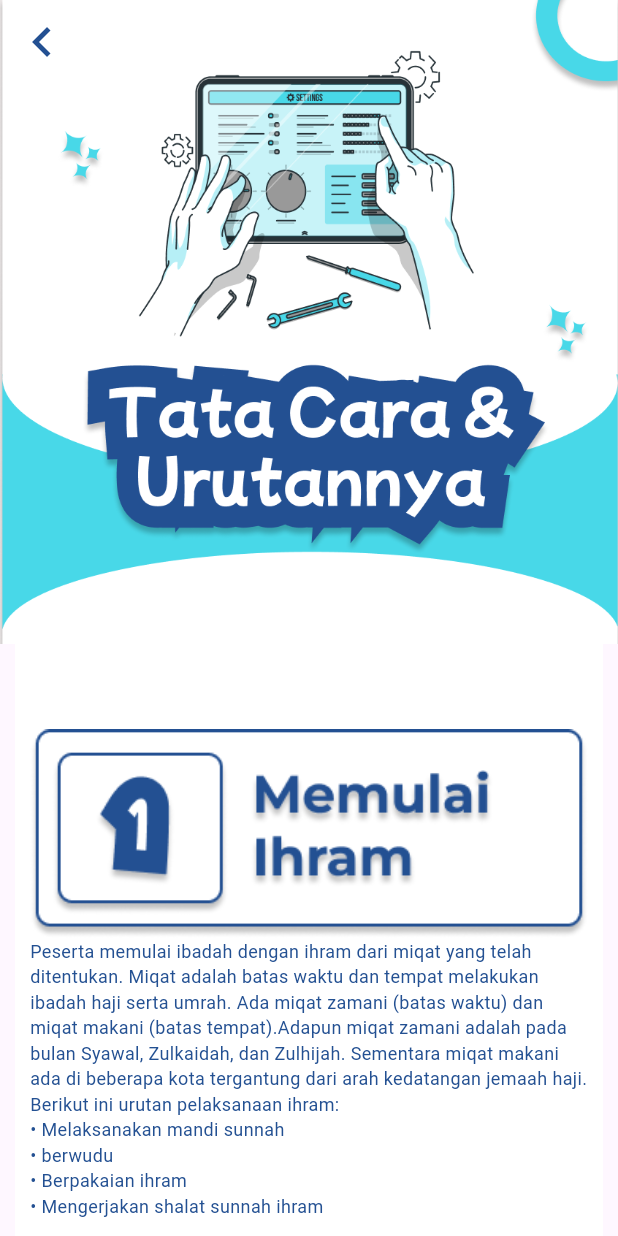
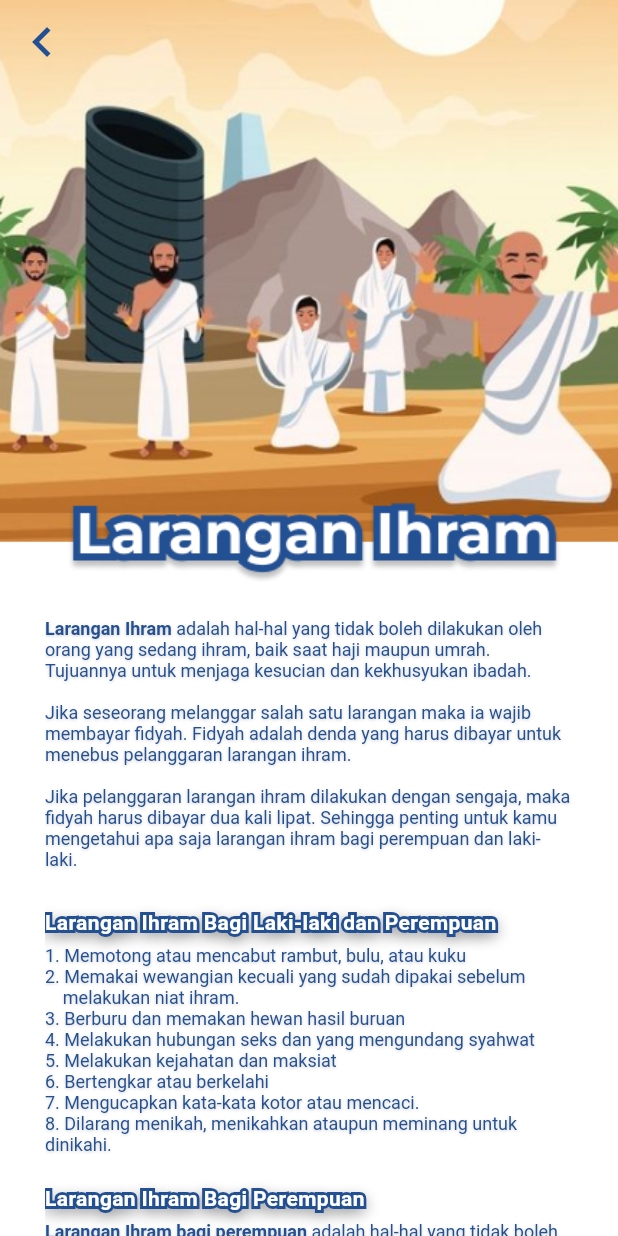
Before and after one commit to Dony-Ahmad-Hisyam/hajiCollabs, a Flutter app: the screen it shows after launch, on a phone screen of 412 x 824 dp. Run offline on Flutter 3.47's test engine with Material 3 defaults, Android fonts, the phone set to English and light mode, and no system bars; Roboto replaces fonts that are missing (Mochiy Pop One).

Commit message:
add laranganihram

```diff
--- a/lib/main.dart
+++ b/lib/main.dart
@@ -1,4 +1,5 @@
 import 'package:flutter/material.dart';
+import 'package:haji/widget/laranganIhramIDN.dart';
 import 'package:haji/widget/tataCaraIDN.dart';
 
 void main() {
@@ -17,7 +18,7 @@ class MyApp extends StatelessWidget {
         colorScheme: ColorScheme.fromSeed(seedColor: Colors.deepPurple),
         useMaterial3: true,
       ),
-      home: const TataCaraIDNPage(),
+      home: const laranganIhramPage(),
     );
   }
 }
--- /dev/null
+++ b/lib/widget/laranganIhramIDN.dart
@@ -0,0 +1,356 @@
+import 'package:flutter/material.dart';
+
+class laranganIhramPage extends StatefulWidget {
+  const laranganIhramPage({Key? key}) : super(key: key);
+
+  @override
+  State<laranganIhramPage> createState() => _laranganIhramPageState();
+}
+
+class _laranganIhramPageState extends State<laranganIhramPage> {
+  @override
+  Widget build(BuildContext context) {
+    return Scaffold(
+      extendBodyBehindAppBar: true,
+      appBar: AppBar(
+        backgroundColor: Colors.transparent,
+        elevation: 0,
+        leading: IconButton(
+          icon: Icon(
+            Icons.chevron_left,
+            size: 40,
+            color: Color(0xFF235092),
+          ),
+          onPressed: () {
+            Navigator.of(context).pop();
+          },
+        ),
+      ),
+      body: Container(
+        color: Colors.white, // Set the background color to white
+        child: Stack(
+          children: [
+            Positioned.fill(
+              child: Image.asset(
+                'images/Larangan Ihram.png',
+                alignment: Alignment.topCenter,
+              ),
+            ),
+            // Kotak isi deskripsi
+            Positioned.fill(
+              top: MediaQuery.of(context).size.height * 0.5,
+              child: Padding(
+                padding: EdgeInsets.symmetric(horizontal: 30),
+                child: Container(
+                  decoration: BoxDecoration(
+                    // Menambahkan dekorasi latar belakang
+                    color: Colors.white,
+                  ),
+                  child: SingleChildScrollView(
+                    child: Column(
+                      crossAxisAlignment: CrossAxisAlignment.start,
+                      mainAxisAlignment: MainAxisAlignment.end,
+                      children: [
+                        // RichText dengan konten deskripsi
+                        RichText(
+                          text: TextSpan(
+                            style: TextStyle(
+                              fontFamily: 'MontserratRomanBold',
+                              color: Color(0xFF235092),
+                              fontSize: 12, // Mengatur ukuran teks secara umum
+                              shadows: [
+                                Shadow(
+                                  blurRadius: 2,
+                                  color: Colors.black.withOpacity(0.2),
+                                  offset: Offset(0, 1),
+                                ),
+                              ],
+                            ),
+                            children: [
+                              TextSpan(
+                                text:
+                                    'Larangan Ihram', // Teks pertama yang akan dibuat tebal
+                                style: TextStyle(
+                                  fontWeight: FontWeight
+                                      .bold, // Membuat teks pertama menjadi tebal
+                                ),
+                              ),
+                              TextSpan(
+                                text:
+                                    ' adalah hal-hal yang tidak boleh dilakukan oleh orang yang sedang ihram, baik saat haji maupun umrah. Tujuannya untuk menjaga kesucian dan kekhusyukan ibadah.\n\nJika seseorang melanggar salah satu larangan maka ia wajib membayar fidyah. Fidyah adalah denda yang harus dibayar untuk menebus pelanggaran larangan ihram.\n\nJika pelanggaran larangan ihram dilakukan dengan sengaja, maka fidyah harus dibayar dua kali lipat. Sehingga penting untuk kamu mengetahui apa saja larangan ihram bagi perempuan dan laki-laki.',
+                              ),
+                            ],
+                          ),
+                        ),
+                        SizedBox(
+                            height:
+                                25), // Memberikan jarak antara RichText dan Stack
+                        // Stack untuk menampilkan teks dengan stroke dan teks utama
+                        Stack(
+                          children: [
+                            // Teks dengan stroke
+                            Container(
+                              child: Text(
+                                'Larangan Ihram Bagi Laki-laki dan Perempuan',
+                                maxLines: null,
+                                overflow: TextOverflow.ellipsis,
+                                textAlign: TextAlign.center,
+                                style: TextStyle(
+                                  fontSize: 14,
+                                  fontWeight: FontWeight.bold,
+                                  fontFamily: 'Mochiy Pop One',
+                                  foreground: Paint()
+                                    ..style = PaintingStyle.stroke
+                                    ..color = Color(0xFF235092)
+                                    ..strokeWidth = 4,
+                                  shadows: [
+                                    Shadow(
+                                      blurRadius: 12,
+                                      color: Colors.black.withOpacity(1.0),
+                                      offset: Offset(0, 3),
+                                    ),
+                                  ],
+                                ),
+                              ),
+                            ),
+                            // Teks utama (berwarna hitam)
+                            Container(
+                              child: Text(
+                                'Larangan Ihram Bagi Laki-laki dan Perempuan',
+                                maxLines: null,
+                                overflow: TextOverflow.ellipsis,
+                                textAlign: TextAlign.center,
+                                style: TextStyle(
+                                  fontSize: 14,
+                                  fontWeight: FontWeight.bold,
+                                  fontFamily: 'Mochiy Pop One',
+                                  color: Colors.white,
+                                ),
+                              ),
+                            ),
+                          ],
+                        ),
+                        SizedBox(height: 5),
+                        RichText(
+                          text: TextSpan(
+                            style: TextStyle(
+                              fontFamily: 'MontserratRomanBold',
+                              color: Color(0xFF235092),
+                              fontSize: 12, // Mengatur ukuran teks secara umum
+                              shadows: [
+                                Shadow(
+                                  blurRadius: 2,
+                                  color: Colors.black.withOpacity(0.2),
+                                  offset: Offset(0, 1),
+                                ),
+                              ],
+                            ),
+                            children: [
+                              TextSpan(
+                                text:
+                                    '1. Memotong atau mencabut rambut, bulu, atau kuku\n',
+                              ),
+                              TextSpan(
+                                text:
+                                    '2. Memakai wewangian kecuali yang sudah dipakai sebelum\n    melakukan niat ihram.\n',
+                              ),
+                              TextSpan(
+                                text:
+                                    '3. Berburu dan memakan hewan hasil buruan\n',
+                              ),
+                              TextSpan(
+                                text:
+                                    '4. Melakukan hubungan seks dan yang mengundang syahwat\n',
+                              ),
+                              TextSpan(
+                                text: '5. Melakukan kejahatan dan maksiat\n',
+                              ),
+                              TextSpan(
+                                text: '6. Bertengkar atau berkelahi\n',
+                              ),
+                              TextSpan(
+                                text:
+                                    '7. Mengucapkan kata-kata kotor atau mencaci.\n',
+                              ),
+                              TextSpan(
+                                text:
+                                    '8. Dilarang menikah, menikahkan ataupun meminang untuk dinikahi.\n',
+                              ),
+                            ],
+                          ),
+                        ),
+                        // Memberikan jarak antara RichText dan Stack
+                        SizedBox(height: 5),
+                        // Stack untuk menampilkan teks dengan stroke dan teks utama
+                        Stack(
+                          children: [
+                            // Teks dengan stroke
+                            Container(
+                              child: Text(
+                                'Larangan Ihram Bagi Perempuan',
+                                maxLines: null,
+                                overflow: TextOverflow.ellipsis,
+                                textAlign: TextAlign.center,
+                                style: TextStyle(
+                                  fontSize: 14,
+                                  fontWeight: FontWeight.bold,
+                                  fontFamily: 'Mochiy Pop One',
+                                  foreground: Paint()
+                                    ..style = PaintingStyle.stroke
+                                    ..color = Color(0xFF235092)
+                                    ..strokeWidth = 4,
+                                  shadows: [
+                                    Shadow(
+                                      blurRadius: 12,
+                                      color: Colors.black.withOpacity(1.0),
+                                      offset: Offset(0, 3),
+                                    ),
+                                  ],
+                                ),
+                              ),
+                            ),
+                            // Teks utama (berwarna hitam)
+                            Container(
+                              child: Text(
+                                'Larangan Ihram Bagi Perempuan',
+                                maxLines: null,
+                                overflow: TextOverflow.ellipsis,
+                                textAlign: TextAlign.center,
+                                style: TextStyle(
+                                  fontSize: 14,
+                                  fontWeight: FontWeight.bold,
+                                  fontFamily: 'Mochiy Pop One',
+                                  color: Colors.white,
+                                ),
+                              ),
+                            ),
+                          ],
+                        ),
+                        SizedBox(height: 5),
+                        RichText(
+                          text: TextSpan(
+                            style: TextStyle(
+                              fontFamily: 'MontserratRomanBold',
+                              color: Color(0xFF235092),
+                              fontSize: 12, // Mengatur ukuran teks secara umum
+                              shadows: [
+                                Shadow(
+                                  blurRadius: 2,
+                                  color: Colors.black.withOpacity(0.2),
+                                  offset: Offset(0, 1),
+                                ),
+                              ],
+                            ),
+                            children: [
+                              TextSpan(
+                                text:
+                                    'Larangan Ihram bagi perempuan', // Teks pertama yang akan dibuat tebal
+                                style: TextStyle(
+                                  fontWeight: FontWeight
+                                      .bold, // Membuat teks pertama menjadi tebal
+                                ),
+                              ),
+                              TextSpan(
+                                text:
+                                    ' adalah hal-hal yang tidak boleh dilakukan oleh perempuan yang sedang ihram, baik haji maupun umrah. Tentunya juga mematuhi larangan yang berlaku umum.\n\nBerikut larangan ihram yang harus dipatuhi oleh jamaah perempuan:\n- Menutup wajah memakai cadar\n- Menutup kedua telapak tangan memakai sarung tangan',
+                              ),
+                            ],
+                          ),
+                        ),
+                        SizedBox(height: 20),
+                        // Stack untuk menampilkan teks dengan stroke dan teks utama
+                        Stack(
+                          children: [
+                            // Teks dengan stroke
+                            Container(
+                              child: Text(
+                                'Larangan Ihram Bagi Laki-laki',
+                                maxLines: null,
+                                overflow: TextOverflow.ellipsis,
+                                textAlign: TextAlign.center,
+                                style: TextStyle(
+                                  fontSize: 14,
+                                  fontWeight: FontWeight.bold,
+                                  fontFamily: 'Mochiy Pop One',
+                                  foreground: Paint()
+                                    ..style = PaintingStyle.stroke
+                                    ..color = Color(0xFF235092)
+                                    ..strokeWidth = 4,
+                                  shadows: [
+                                    Shadow(
+                                      blurRadius: 12,
+                                      color: Colors.black.withOpacity(1.0),
+                                      offset: Offset(0, 3),
+                                    ),
+                                  ],
+                                ),
+                              ),
+                            ),
+                            // Teks utama (berwarna hitam)
+                            Container(
+                              child: Text(
+                                'Larangan Ihram Bagi Laki-laki',
+                                maxLines: null,
+                                overflow: TextOverflow.ellipsis,
+                                textAlign: TextAlign.center,
+                                style: TextStyle(
+                                  fontSize: 14,
+                                  fontWeight: FontWeight.bold,
+                                  fontFamily: 'Mochiy Pop One',
+                                  color: Colors.white,
+                                  shadows: [
+                                    Shadow(
+                                      blurRadius: 2,
+                                      color: Colors.black.withOpacity(1.0),
+                                      offset: Offset(0, 1),
+                                    ),
+                                  ],
+                                ),
+                              ),
+                            ),
+                          ],
+                        ),
+                        SizedBox(height: 5),
+                        RichText(
+                          text: TextSpan(
+                            style: TextStyle(
+                              fontFamily: 'MontserratRomanBold',
+                              color: Color(0xFF235092),
+                              fontSize: 12, // Mengatur ukuran teks secara umum
+                              shadows: [
+                                Shadow(
+                                  blurRadius: 2,
+                                  color: Colors.black.withOpacity(0.2),
+                                  offset: Offset(0, 1),
+                                ),
+                              ],
+                            ),
+                            children: [
+                              TextSpan(
+                                text:
+                                    'Larangan Ihram bagi laki-laki', // Teks pertama yang akan dibuat tebal
+                                style: TextStyle(
+                                  fontWeight: FontWeight
+                                      .bold, // Membuat teks pertama menjadi tebal
+                                ),
+                              ),
+                              TextSpan(
+                                text:
+                                    ' adalah hal-hal yang tidak boleh dilakukan oleh pria yang sedang ihram, baik haji maupun umrah. Tentunya juga mematuhi larangan yang berlaku umum.\n\nBerikut larangannya tambahan untuk laki-laki:\n- Memakai pakaian yang dijahit\n- Memakai tutup kepala\n- Memakai sarung tangan\n- Memakai alas kaki\n',
+                              ),
+                            ],
+                          ),
+                        ),
+                        SizedBox(height: 5),
+                      ],
+                    ),
+                  ),
+                ),
+              ),
+            ),
+          ],
+        ),
+      ),
+    );
+  }
+}
```
Also changed, not shown: lib/widget/laranganIhramUSA.dart (added, +334 -0 lines), images/Larangan Ihram.png (added).
